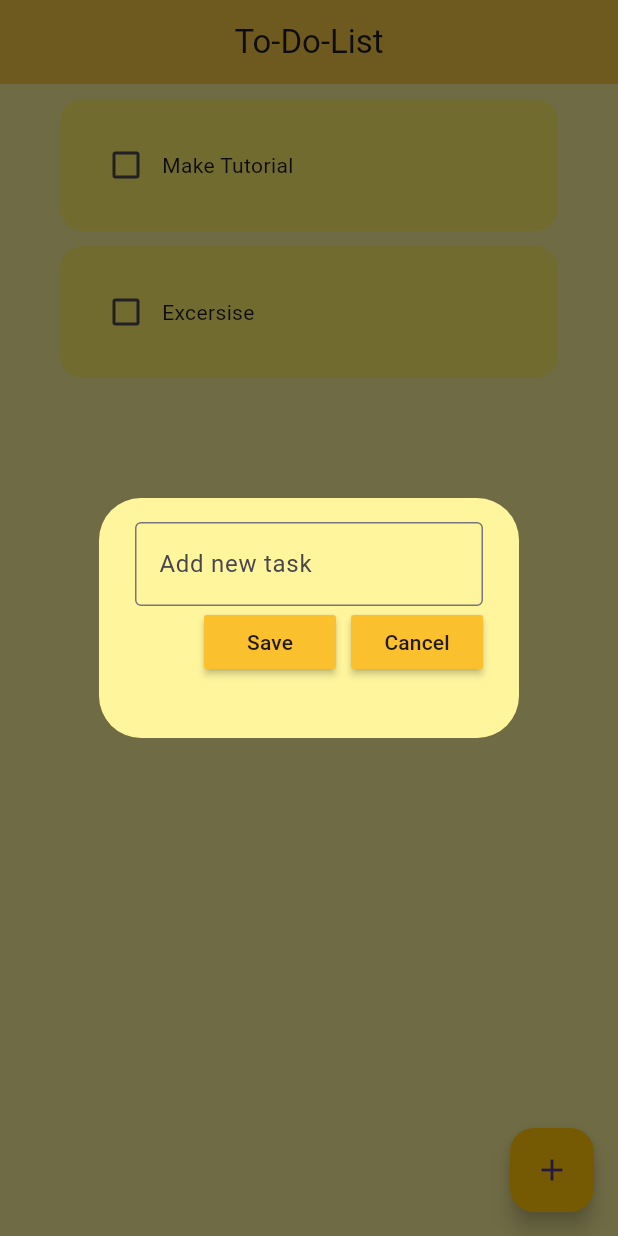
After one commit to SUMANKC7/To-Do-List-App, a Flutter app: the screen it shows after launch, after a tap on the "add" icon, on a phone screen of 412 x 824 dp. The commit adds this screen. Run offline on Flutter 3.47's test engine with Material 3 defaults, Android fonts, the phone set to English and light mode, and no system bars.

Commit message:
Created methods for adding the new to do in the list

```diff
--- /dev/null
+++ b/lib/dialogbox.dart
@@ -0,0 +1,50 @@
+import 'package:flutter/material.dart';
+import 'package:todo_list/my_button.dart';
+
+class DialogBox extends StatelessWidget {
+ DialogBox({
+    super.key,
+    this.controller,
+    required this.onCancel,
+    required this.onSave,
+
+  });
+  final controller;
+  VoidCallback onSave;
+  VoidCallback onCancel;
+
+  @override
+  Widget build(BuildContext context) {
+    return AlertDialog(
+      backgroundColor: Colors.yellow[200],
+      content: Container(
+        height: 120,
+        child: Column(
+          children: [
+            //To get input
+            TextField(
+              controller: controller,
+              decoration: const InputDecoration(
+                border: OutlineInputBorder(),
+                hintText: "Add new task",
+              ),
+            ),
+            // Buttons  save  ceancel
+            Row(
+              mainAxisAlignment: MainAxisAlignment.end,
+              children: [
+                //save button
+                MyButton(text: "Save", onPressed: onSave),
+                const SizedBox(
+                  width: 10,
+                ),
+                //cancel button
+                MyButton(text: "Cancel", onPressed: onCancel)
+              ],
+            ),
+          ],
+        ),
+      ),
+    );
+  }
+}
--- a/lib/homepage.dart
+++ b/lib/homepage.dart
@@ -1,4 +1,5 @@
 import 'package:flutter/material.dart';
+import 'package:todo_list/dialogbox.dart';
 import 'package:todo_list/listtile.dart';
 
 class HomePage extends StatefulWidget {
@@ -9,6 +10,8 @@ class HomePage extends StatefulWidget {
 }
 
 class _HomePageState extends State<HomePage> {
+  //text controller
+  final _controller = TextEditingController();
   //todo list tasks
   List toDoList = [
     ["Make Tutorial", false],
@@ -19,6 +22,26 @@ class _HomePageState extends State<HomePage> {
     setState(() {
       toDoList[index][1] = !toDoList[index][1];
     });
+  }
+
+  void saveNewTask() {
+    setState(() {
+      toDoList.add([_controller.text, false]);
+      _controller.clear();
+    });
+    Navigator.of(context).pop();
+  }
+
+  void createNewTask() {
+    showDialog(
+        context: context,
+        builder: (context) {
+          return DialogBox(
+            controller: _controller,
+            onSave: saveNewTask,
+            onCancel: () => Navigator.of(context).pop(),
+          );
+        });
   }
 
   @override
@@ -39,6 +62,13 @@ class _HomePageState extends State<HomePage> {
               onChanged: (value) => checkedBoxChanged(value!, index),
             );
           }),
+      floatingActionButton: SafeArea(
+        child: FloatingActionButton(
+          backgroundColor: Colors.amber,
+          onPressed: createNewTask,
+          child: Icon(Icons.add),
+        ),
+      ),
     );
   }
 }
--- a/lib/main.dart
+++ b/lib/main.dart
@@ -10,11 +10,12 @@ class MyApp extends StatelessWidget {
 
   @override
   Widget build(BuildContext context) {
-    return const MaterialApp(
+    return  MaterialApp(
       title: "To-Do-List",
-      home: HomePage(
+      home:const  HomePage(
 
       ),
+      theme: ThemeData(primarySwatch:Colors.yellow  ),
     );
   }
 }
--- /dev/null
+++ b/lib/my_button.dart
@@ -0,0 +1,20 @@
+import 'package:flutter/material.dart';
+
+class MyButton extends StatelessWidget {
+   MyButton({
+    super.key,
+  required this.text,
+  required this.onPressed});
+  final String text;
+  VoidCallback onPressed;
+
+
+  @override
+  Widget build(BuildContext context) {
+    return MaterialButton(
+      onPressed: onPressed,
+     color:Theme.of(context).primaryColorDark ,
+      child: Text(text),
+      );
+  }
+}
```
